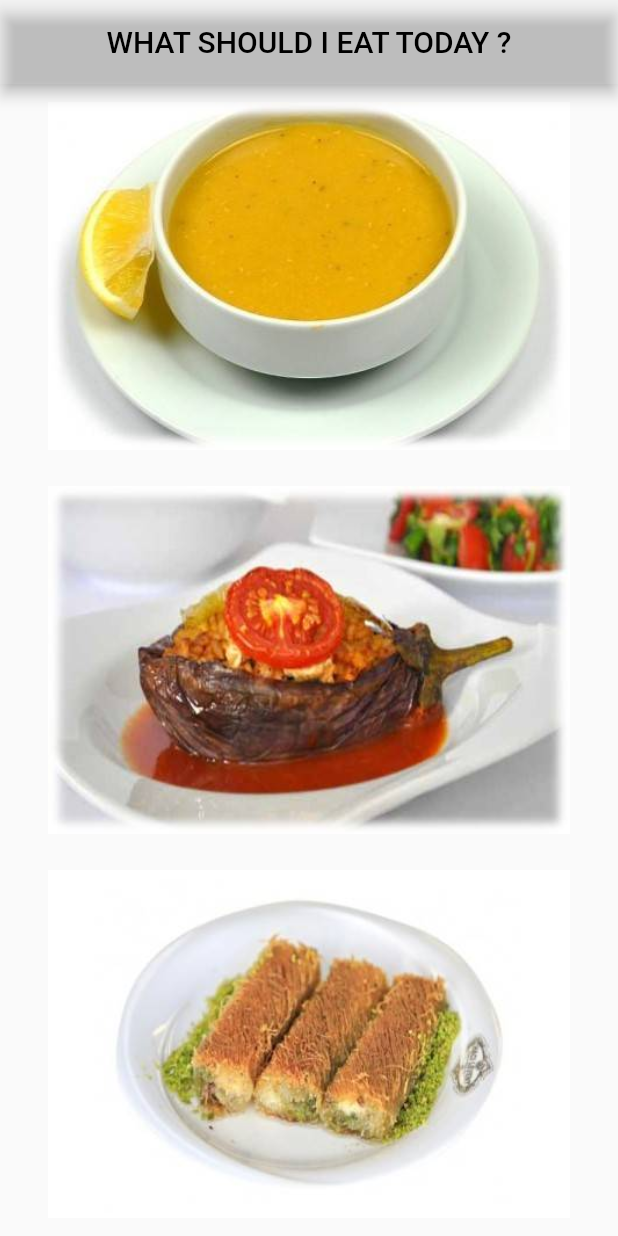
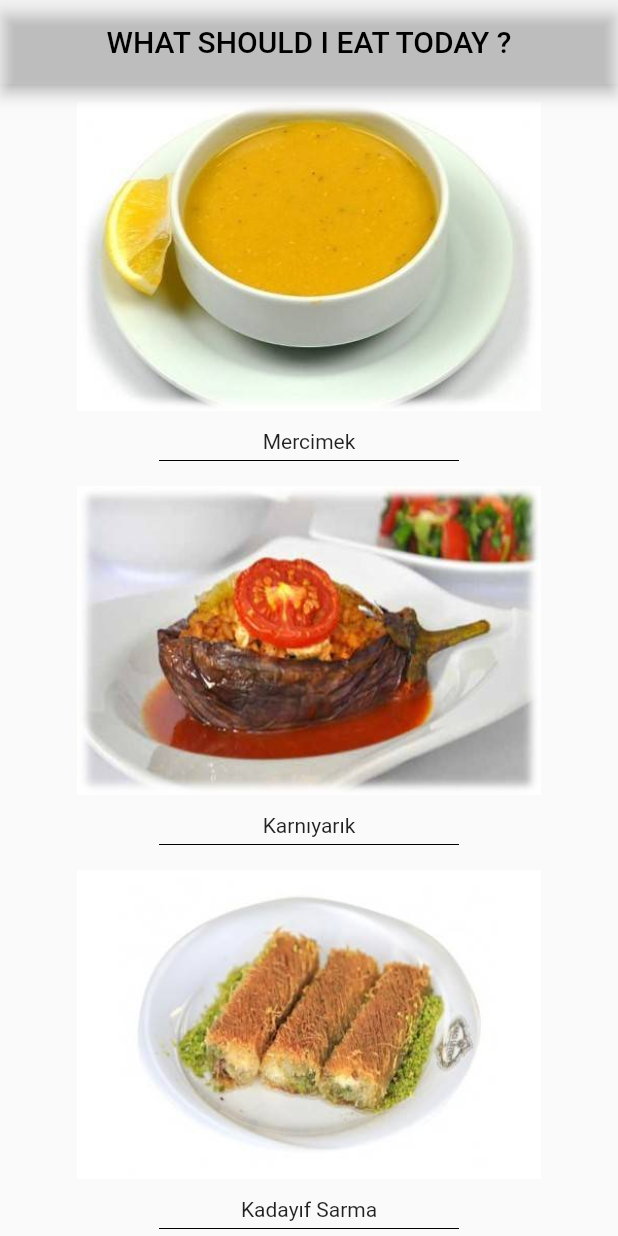
Before and after one commit to Alper-tt/FlutterProjects, a Flutter app: the screen it shows after launch, on a phone screen of 412 x 824 dp. Run offline on Flutter 3.47's test engine with Material 2 defaults, Android fonts, the phone set to English and light mode, and no system bars; our stand-ins replace google_fonts; Roboto replaces fonts that are missing (Amita).

Commit message:
commit 11.02

```diff
--- a/WhatShouldIEat/lib/wsiet.dart
+++ b/WhatShouldIEat/lib/wsiet.dart
@@ -1,5 +1,6 @@
 import 'package:flutter/material.dart';
 import 'package:google_fonts/google_fonts.dart';
+import 'dart:math';
 
 void main() {
   runApp(wsiet());
@@ -26,7 +27,47 @@ class wsiet extends StatelessWidget {
   }
 }
 
-class YemekSayfasi extends StatelessWidget {
+class YemekSayfasi extends StatefulWidget {
+
+  @override
+  _YemekSayfasiState createState() => _YemekSayfasiState();
+}
+
+class _YemekSayfasiState extends State<YemekSayfasi> {
+  int corbaNo = 1;
+  int yemekNo = 1;
+  int tatliNo = 1;
+
+  List<String> corbaAdlari = [
+    'Mercimek',
+    'Tarhana',
+    'Tavuksuyu',
+    'Düğün Çorbası',
+    'Yoğurtlu Çorba'
+  ];
+  List<String> yemekAdlari = [
+    'Karnıyarık',
+    'Mantı',
+    'Kuru Fasulye',
+    'İçli Köfte',
+    'Balık'
+  ];
+  List<String> tatliAdlari = [
+    'Kadayıf Sarma',
+    'Baklava',
+    'Sütlaç',
+    'Kazandibi',
+    'Dondurma'
+  ];
+
+  void degistir() {
+    setState(() {
+      corbaNo = Random().nextInt(5) + 1;
+      yemekNo = Random().nextInt(5) + 1;
+      tatliNo = Random().nextInt(5) + 1;
+    });
+  }
+
   @override
   Widget build(BuildContext context) {
     return Center(
@@ -35,20 +76,53 @@ class YemekSayfasi extends StatelessWidget {
           Expanded(
             child: Padding(
               padding: const EdgeInsets.all(12.0),
-              child: Image.asset('images/corba_1.jpg'),
+              child: FlatButton(
+                highlightColor: Colors.white,
+                splashColor: Colors.white,
+                onPressed: degistir,
+                child: Image.asset('images/corba_$corbaNo.jpg'),
+              ),
             ),
+          ),
+          Text(corbaAdlari[corbaNo - 1],
+          style: GoogleFonts.amita()),
+          Container(
+            width: 200,
+            child: Divider(height: 10, color: Colors.black),
           ),
           Expanded(
             child: Padding(
               padding: const EdgeInsets.all(12.0),
-              child: Image.asset('images/yemek_1.jpg'),
+              child: FlatButton(
+                highlightColor: Colors.white,
+                splashColor: Colors.white,
+                onPressed: degistir,
+                child: Image.asset('images/yemek_$yemekNo.jpg'),
+              ),
             ),
+          ),
+          Text(yemekAdlari[yemekNo - 1],
+          style: GoogleFonts.amita()),
+          Container(
+            width: 200,
+            child: Divider(height: 10, color: Colors.black),
           ),
           Expanded(
             child: Padding(
               padding: const EdgeInsets.all(12.0),
-              child: Image.asset('images/tatli_1.jpg'),
+              child: FlatButton(
+                highlightColor: Colors.white,
+                splashColor: Colors.white,
+                onPressed: degistir,
+                child: Image.asset('images/tatli_$tatliNo.jpg'),
+              ),
             ),
+          ),
+          Text(tatliAdlari[tatliNo - 1],
+          style: GoogleFonts.amita()),
+          Container(
+            width: 200,
+            child: Divider(height: 10, color: Colors.black),
           ),
         ],
       ),
```
